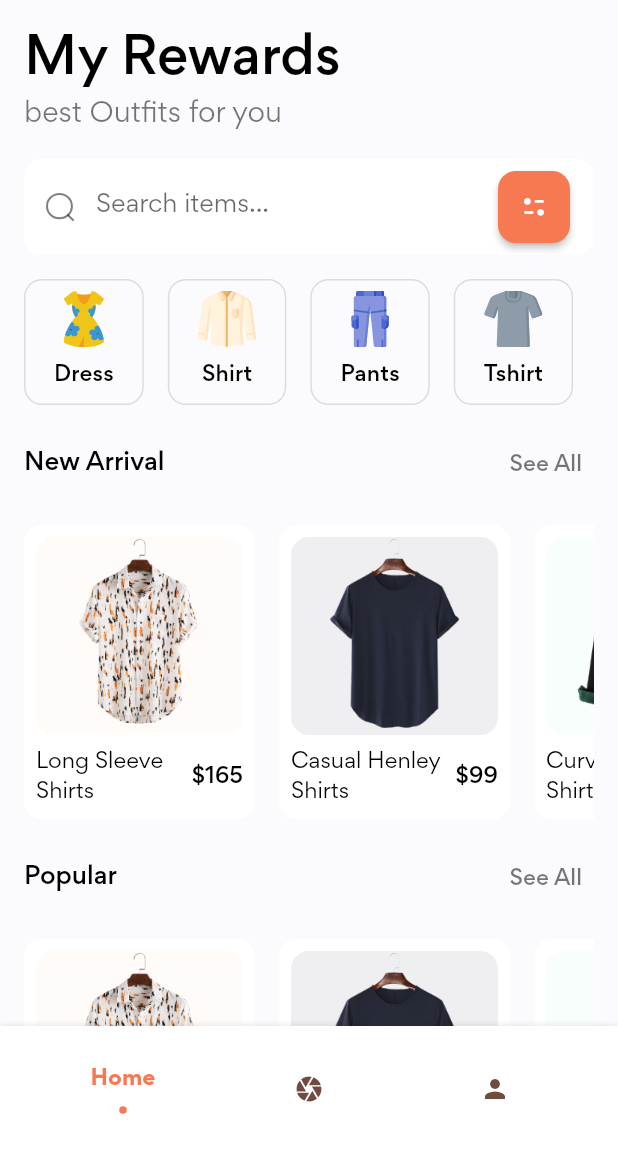
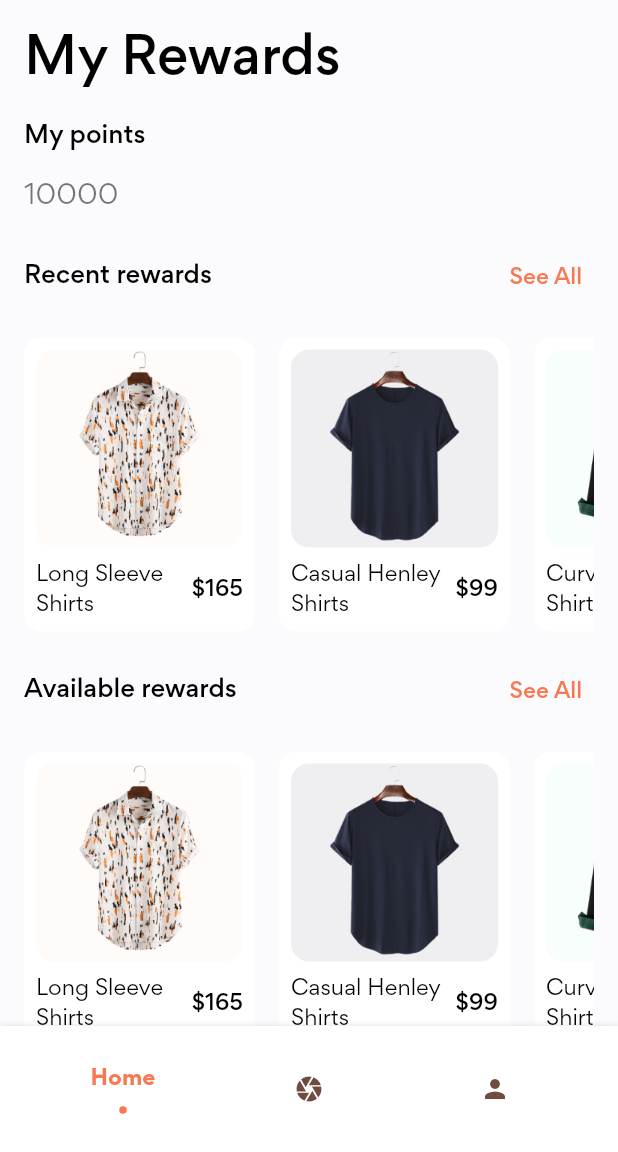
Before and after one commit to HidanZZ/AdZone, a Flutter app: the screen it shows after launch, on a phone screen of 412 x 824 dp, the part 84-1236 px from its top. Run offline on Flutter 3.47's test engine with Material 2 defaults, Android fonts, the phone set to English and light mode, and no system bars; drawn by our look-alikes of flashy_tab_bar2; our stand-ins replace flutter_svg.

Commit message:
changed home screen

```diff
--- a/lib/screens/home/components/new_arrival_products.dart
+++ b/lib/screens/home/components/new_arrival_products.dart
@@ -18,7 +18,7 @@ class NewArrivalProducts extends StatelessWidget {
         Padding(
           padding: const EdgeInsets.symmetric(vertical: defaultPadding),
           child: SectionTitle(
-            title: "New Arrival",
+            title: "Recent rewards",
             pressSeeAll: () {},
           ),
         ),
--- a/lib/screens/home/components/popular_products.dart
+++ b/lib/screens/home/components/popular_products.dart
@@ -17,7 +17,7 @@ class PopularProducts extends StatelessWidget {
         Padding(
           padding: const EdgeInsets.symmetric(vertical: defaultPadding),
           child: SectionTitle(
-            title: "Popular",
+            title: "Available rewards",
             pressSeeAll: () {},
           ),
         ),
--- a/lib/screens/home/components/section_title.dart
+++ b/lib/screens/home/components/section_title.dart
@@ -1,4 +1,5 @@
 import 'package:flutter/material.dart';
+import 'package:stylish/constants.dart';
 
 class SectionTitle extends StatelessWidget {
   const SectionTitle({
@@ -25,7 +26,7 @@ class SectionTitle extends StatelessWidget {
           onPressed: pressSeeAll,
           child: const Text(
             "See All",
-            style: TextStyle(color: Colors.black54),
+            style: TextStyle(color: primaryColor),
           ),
         )
       ],
--- a/lib/screens/home/home_screen.dart
+++ b/lib/screens/home/home_screen.dart
@@ -41,15 +41,28 @@ class HomeScreen extends StatelessWidget {
                     .headline4!
                     .copyWith(fontWeight: FontWeight.w500, color: Colors.black),
               ),
+              Padding(
+                padding: const EdgeInsets.symmetric(vertical: defaultPadding),
+                child: Row(
+                  mainAxisAlignment: MainAxisAlignment.spaceBetween,
+                  children: [
+                    Text(
+                      'My points',
+                      style: Theme.of(context).textTheme.subtitle1!.copyWith(
+                            color: Colors.black,
+                            fontWeight: FontWeight.w500,
+                          ),
+                    )
+                  ],
+                ),
+              ),
+
               const Text(
-                "best Outfits for you",
+                "10000",
                 style: TextStyle(fontSize: 18),
               ),
-              const Padding(
-                padding: EdgeInsets.symmetric(vertical: defaultPadding),
-                child: SearchForm(),
-              ),
-              const Categories(),
+
+              // const Categories(),
               const NewArrivalProducts(),
               const PopularProducts(),
             ],
--- a/pubspec.yaml
+++ b/pubspec.yaml
@@ -37,6 +37,7 @@ dependencies:
   flashy_tab_bar: ^0.0.3
   flashy_tab_bar2: ^0.0.4
   animations: ^2.0.2
+  arcore_flutter_plugin: ^0.1.0-null-safety.3
 
 dev_dependencies:
   flutter_test:
```
Also changed, not shown: pubspec.lock, 1 other file.
